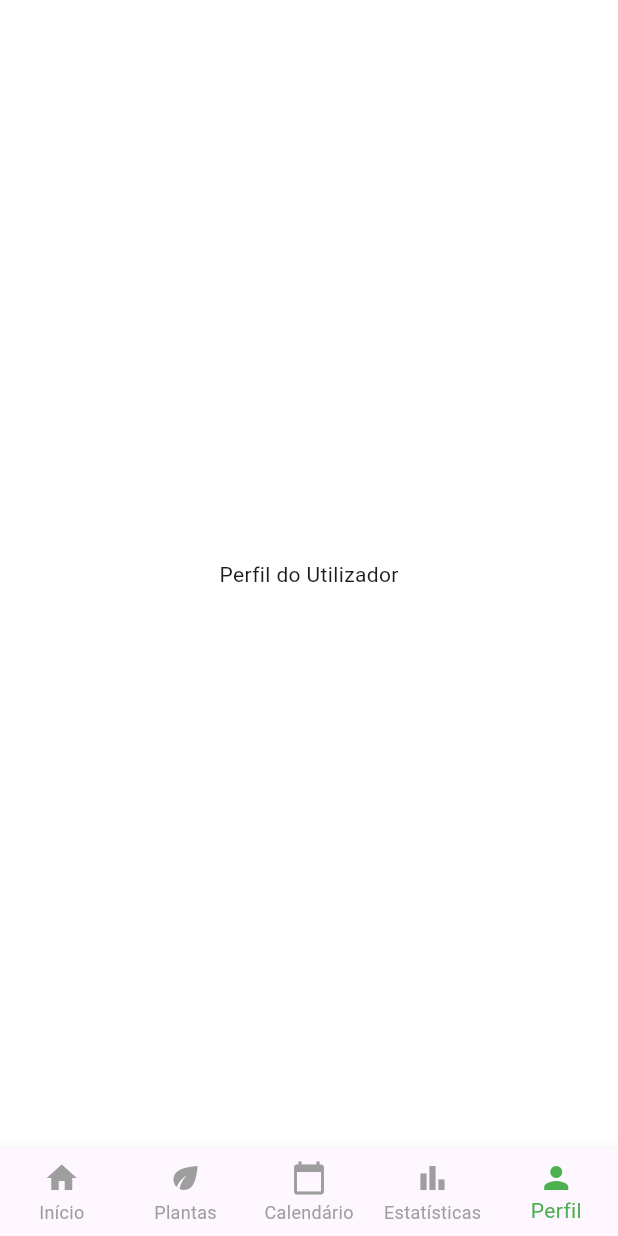
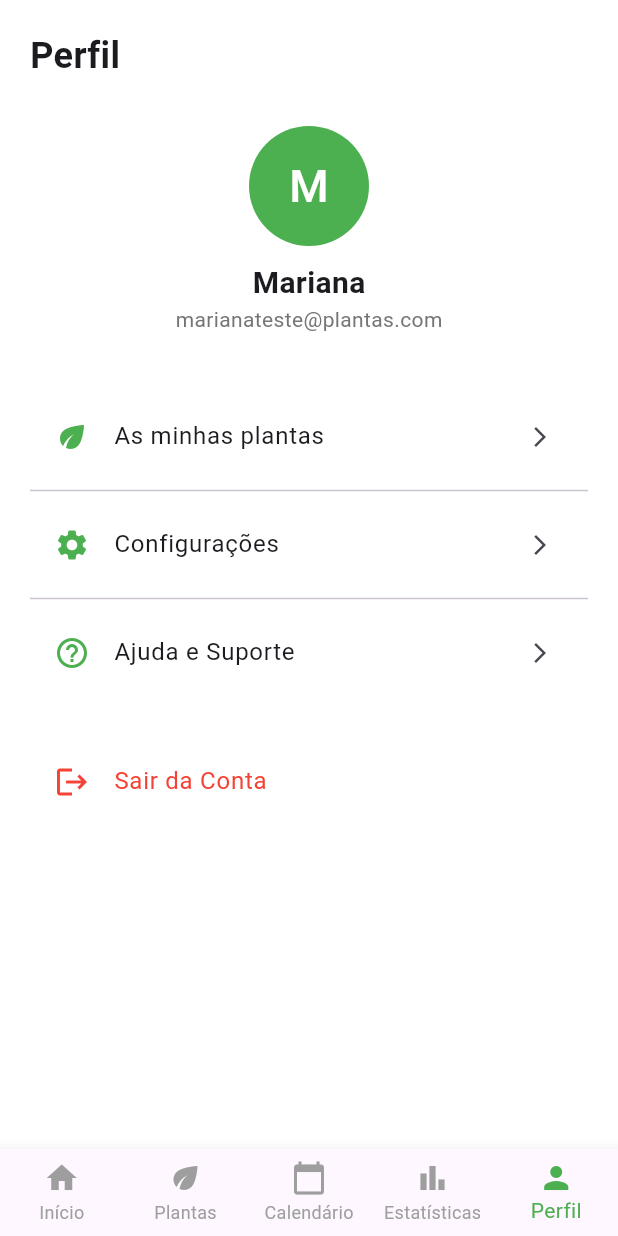
Before and after one commit to diogoAraujo-EST/projeto_cm-CERES, a Flutter app: the MainNavScreen screen opened directly, item 5 of the bottom bar chosen, on a phone screen of 412 x 824 dp. Run offline on Flutter 3.47's test engine with Material 3 defaults, Android fonts, the phone set to English and light mode, and no system bars.

Commit message:
Ecra Perfil beta
Ecra perfil com o botão para voltar ao menu welcom

```diff
--- a/lib/screens/main_nav_screen.dart
+++ b/lib/screens/main_nav_screen.dart
@@ -1,4 +1,5 @@
 import 'package:flutter/material.dart';
+import 'package:projeto_cm/screens/profile_screen.dart';
 import 'home_screen.dart';
 
 class MainNavScreen extends StatefulWidget {
@@ -17,7 +18,7 @@ class _MainNavScreenState extends State<MainNavScreen> {
     const Center(child: Text("Página das Plantas")),
     const Center(child: Text("Calendário (Em construção)")),
     const Center(child: Text("Estatísticas (Em construção)")),
-    const Center(child: Text("Perfil do Utilizador")),
+    const ProfileScreen(),
   ];
 
   @override
--- /dev/null
+++ b/lib/screens/profile_screen.dart
@@ -0,0 +1,84 @@
+import 'package:flutter/material.dart';
+import 'package:projeto_cm/screens/Welcome_screen.dart';
+
+class ProfileScreen extends StatelessWidget {
+  const ProfileScreen({super.key});
+
+  @override
+  Widget build(BuildContext context) {
+    return SafeArea(
+      child: ListView(
+        padding: const EdgeInsets.all(20.0),
+        children: [
+          const Text(
+            'Perfil',
+            style: TextStyle(fontSize: 24, fontWeight: FontWeight.bold),
+          ),
+          const SizedBox(height: 30),
+
+          // Avatar e Nome Hardcoded
+          Center(
+            child: Column(
+              children: [
+                const CircleAvatar(
+                  radius: 40,
+                  backgroundColor: Colors.green, // Cor básica
+                  child: Text(
+                    'M',
+                    style: TextStyle(fontSize: 30, color: Colors.white),
+                  ),
+                ),
+                const SizedBox(height: 10),
+                const Text(
+                  'Mariana',
+                  style: TextStyle(fontSize: 20, fontWeight: FontWeight.bold),
+                ),
+                Text(
+                  'marianateste@plantas.com',
+                  style: TextStyle(fontSize: 14, color: Colors.grey.shade600),
+                ),
+              ],
+            ),
+          ),
+          const SizedBox(height: 40),
+
+          const ListTile(
+            leading: Icon(Icons.eco, color: Colors.green),
+            title: Text('As minhas plantas'),
+            trailing: Icon(Icons.arrow_forward_ios, size: 16),
+          ),
+          const Divider(),
+
+          const ListTile(
+            leading: Icon(Icons.settings, color: Colors.green),
+            title: Text('Configurações'),
+            trailing: Icon(Icons.arrow_forward_ios, size: 16),
+          ),
+          const Divider(),
+
+          const ListTile(
+            leading: Icon(Icons.help_outline, color: Colors.green),
+            title: Text('Ajuda e Suporte'),
+            trailing: Icon(Icons.arrow_forward_ios, size: 16),
+          ),
+
+          const SizedBox(height: 30),
+
+          //Logout
+          ListTile(
+            leading: const Icon(Icons.logout, color: Colors.red),
+            title: const Text('Sair da Conta', style: TextStyle(color: Colors.red)),
+            onTap: () {
+              // Apaga o histórico todo e volta para o ecrã de início de sessão
+              Navigator.pushAndRemoveUntil(
+                context,
+                MaterialPageRoute(builder: (context) => const WelcomeScreen()),
+                (Route<dynamic> route) => false, // O 'false' destrói as páginas anteriores
+              );
+            },
+          ),
+        ],
+      ),
+    );
+  }
+}
--- a/lib/screens/welcome_screen.dart
+++ b/lib/screens/welcome_screen.dart
@@ -59,7 +59,12 @@ class WelcomeScreen extends StatelessWidget {
               SizedBox(
                 width: double.infinity,
                 child: TextButton(
-                  onPressed: () {},
+                  onPressed: () {
+                      Navigator.push(
+                      context,
+                      MaterialPageRoute(builder: (context) => const MainNavScreen()),
+                    );
+                  },
                   child: const Text('Já tenho conta', style: TextStyle(color: Colors.green)),
                 ),
               ),
```
